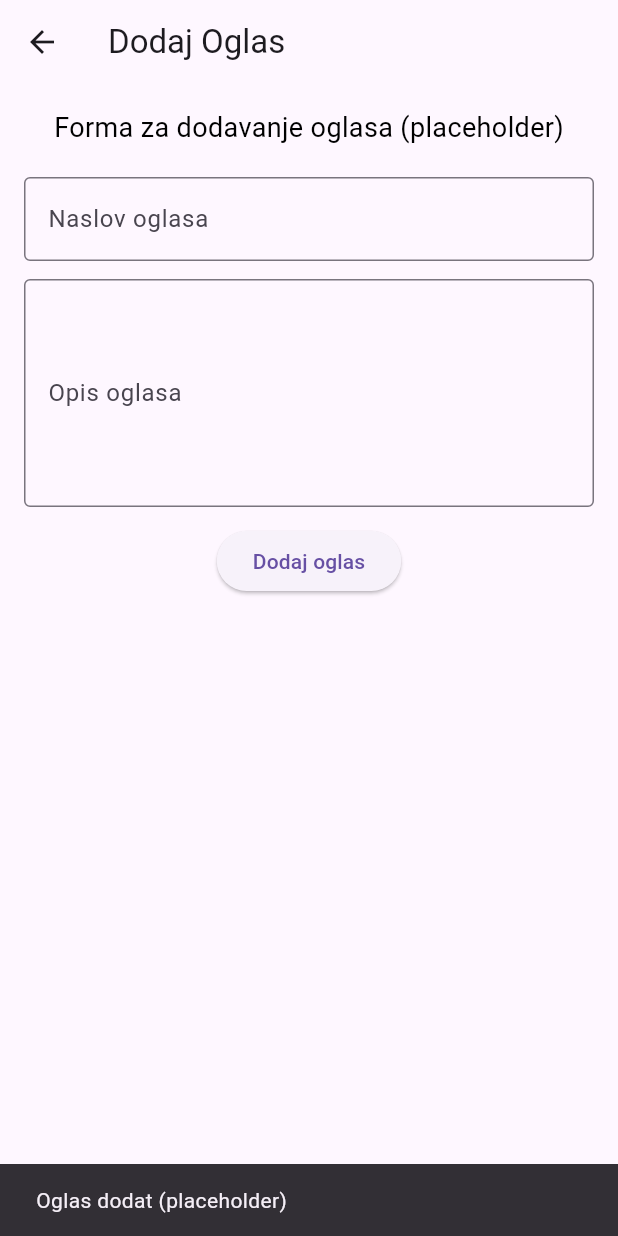
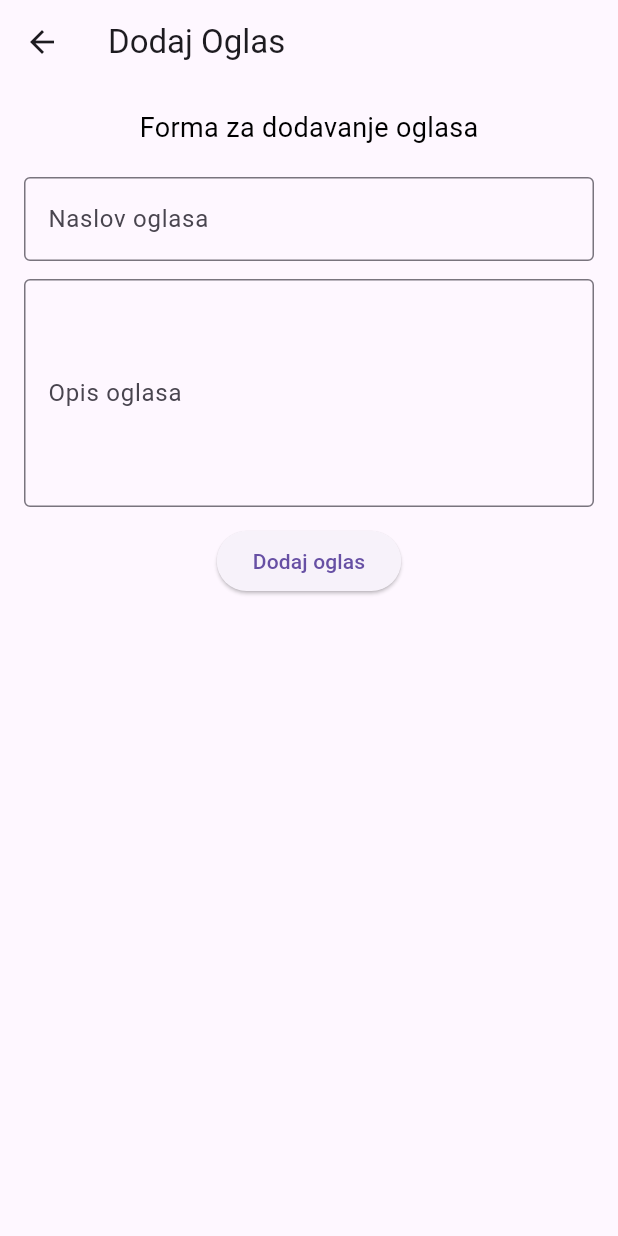
Before and after one commit to andrijamanic/MIT-Manic-Andrija-IT5-2023, a Flutter app: the AddAdScreen screen opened directly, after a tap on "Dodaj oglas", on a phone screen of 412 x 824 dp. Run offline on Flutter 3.47's test engine with Material 3 defaults, Android fonts, the phone set to English and light mode, and no system bars; our stand-ins replace flutter_map, latlong2.

Commit message:
Pred odbranu finese

```diff
--- a/lib/models/ads.dart
+++ b/lib/models/ads.dart
@@ -16,7 +16,7 @@ class Ad {
   });
 }
 
-// Primer placeholder liste oglasa
+// Primer liste oglasa
 final List<Ad> dummyAds = [
   Ad(
     id: '1',
--- a/lib/screens/add_ads_screen.dart
+++ b/lib/screens/add_ads_screen.dart
@@ -1,7 +1,7 @@
 import 'package:flutter/material.dart';
 
 class AddAdScreen extends StatelessWidget {
-  const AddAdScreen({super.key}); // OBAVEZNO const konstruktor sa key
+  const AddAdScreen({super.key});
 
   @override
   Widget build(BuildContext context) {
@@ -14,12 +14,10 @@ class AddAdScreen extends StatelessWidget {
         child: Column(
           children: [
             const Text(
-              'Forma za dodavanje oglasa (placeholder)',
+              'Forma za dodavanje oglasa',
               style: TextStyle(fontSize: 18),
             ),
             const SizedBox(height: 20),
-
-            // Primer input polja
             TextField(
               decoration: const InputDecoration(
                 labelText: 'Naslov oglasa',
@@ -27,7 +25,6 @@ class AddAdScreen extends StatelessWidget {
               ),
             ),
             const SizedBox(height: 12),
-
             TextField(
               decoration: const InputDecoration(
                 labelText: 'Opis oglasa',
@@ -36,14 +33,8 @@ class AddAdScreen extends StatelessWidget {
               maxLines: 5,
             ),
             const SizedBox(height: 12),
-
             ElevatedButton(
-              onPressed: () {
-                // TODO: implement save functionality
-                ScaffoldMessenger.of(context).showSnackBar(
-                  const SnackBar(content: Text('Oglas dodat (placeholder)')),
-                );
-              },
+              onPressed: () {},
               child: const Text('Dodaj oglas'),
             ),
           ],
--- a/lib/screens/ads_detail_screen.dart
+++ b/lib/screens/ads_detail_screen.dart
@@ -6,7 +6,7 @@ import '../widgets/primary_button.dart';
 
 class AdDetailScreen extends StatelessWidget {
   final Ad ad;
-  final String imagePath; // putanja slike
+  final String imagePath;
 
   const AdDetailScreen({
     super.key,
@@ -53,7 +53,7 @@ class AdDetailScreen extends StatelessWidget {
 
               const SizedBox(height: 16),
 
-              // Tekstualni podaci
+              // Tekst
               Text(ad.description, style: const TextStyle(fontSize: 18)),
               const SizedBox(height: 12),
               Text(ad.price,
--- a/lib/screens/login_screen.dart
+++ b/lib/screens/login_screen.dart
@@ -33,7 +33,7 @@ class _LoginScreenState extends State<LoginScreen> {
               ),
               const SizedBox(height: 30),
 
-              // KORISNIČKO IME (ovde možeš uneti i email, npr admin@gmail.com)
+              // KORISNIČKO IME
               TextFormField(
                 controller: usernameController,
                 decoration: const InputDecoration(
@@ -74,8 +74,8 @@ class _LoginScreenState extends State<LoginScreen> {
                   if (value == null || value.isEmpty) {
                     return 'Unesite šifru';
                   }
-                  if (value.length < 4) {
-                    return 'Šifra mora imati najmanje 4 karaktera';
+                  if (value.length < 6) {
+                    return 'Šifra mora imati najmanje 6 karaktera';
                   }
                   return null;
                 },
--- a/lib/screens/register_screen.dart
+++ b/lib/screens/register_screen.dart
@@ -88,7 +88,6 @@ class _RegisterScreenState extends State<RegisterScreen> {
                     return;
                   }
 
-                  // Placeholder register - samo se vraća nazad
                   Navigator.pop(context);
                 },
                 child: const Text('Registruj se'),
--- a/lib/widgets/ads_card.dart
+++ b/lib/widgets/ads_card.dart
@@ -3,7 +3,7 @@ import '../models/ads.dart';
 
 class AdCard extends StatelessWidget {
   final Ad ad;
-  final String imagePath; // obavezno
+  final String imagePath;
   final VoidCallback onTap;
   final VoidCallback? onReserve;
 
```
Also changed, not shown: lib/consts/validator.dart (+1 -8 lines), lib/screens/ads_screen.dart (+1 -9 lines), lib/screens/home_screen.dart (+1 -7 lines), lib/screens/profile_screen.dart (+4 -20 lines).
